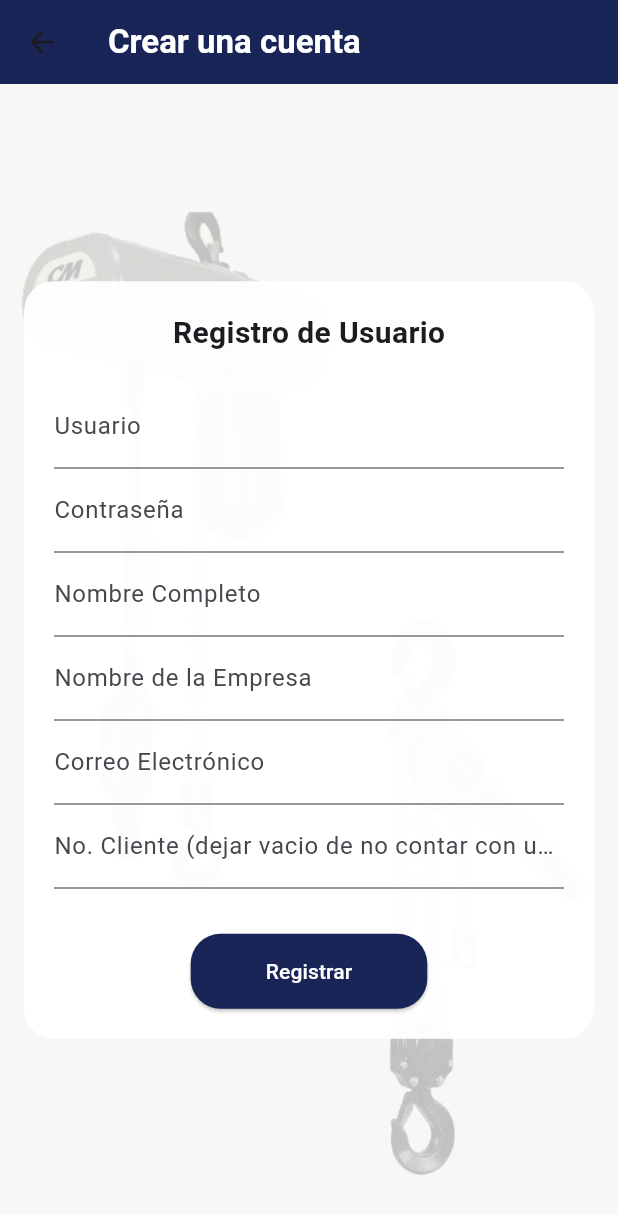
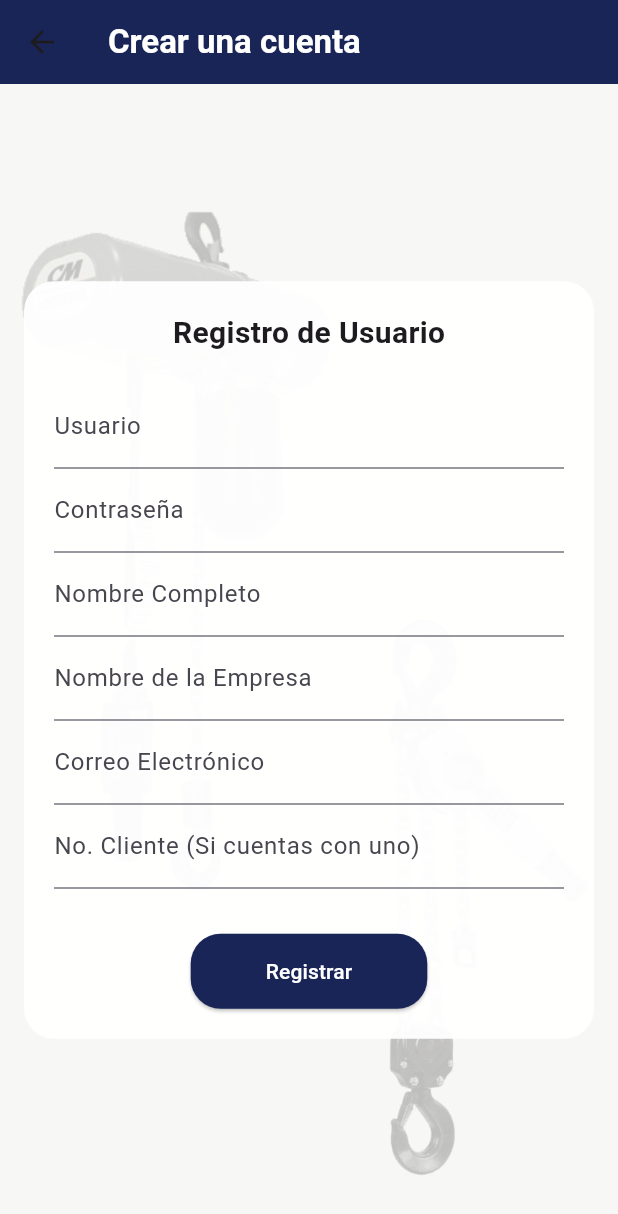
Before and after one commit to LuisFernando5847/App_CHM, a Flutter app: the RegisterPage screen opened directly, on a phone screen of 412 x 824 dp. Shown: the top 1214 px of the screen. Run offline on Flutter 3.47's test engine with Material 3 defaults, Android fonts, the phone set to English and light mode, and no system bars; our stand-ins replace image_picker, permission_handler.

Commit message:
Antes de lanzar a moviln

```diff
--- a/lib/crearcuenta.dart
+++ b/lib/crearcuenta.dart
@@ -390,7 +390,7 @@ class _RegisterPageState extends State<RegisterPage> {
                         FilteringTextInputFormatter.digitsOnly,
                       ],
                       decoration: const InputDecoration(
-                        labelText: 'No. Cliente (dejar vacio de no contar con uno)',
+                        labelText: 'No. Cliente (Si cuentas con uno)',
                       ),
                     ),
                     const SizedBox(height: 30),
```
Also changed, not shown: 4 other files.
